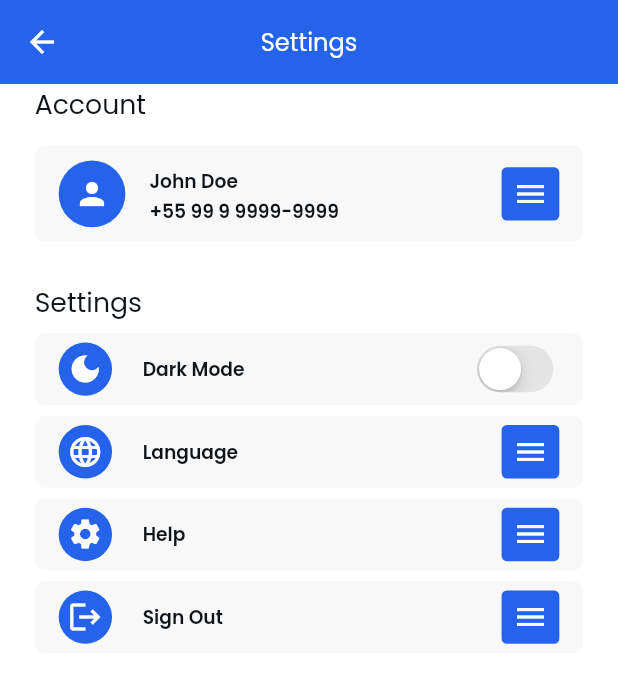
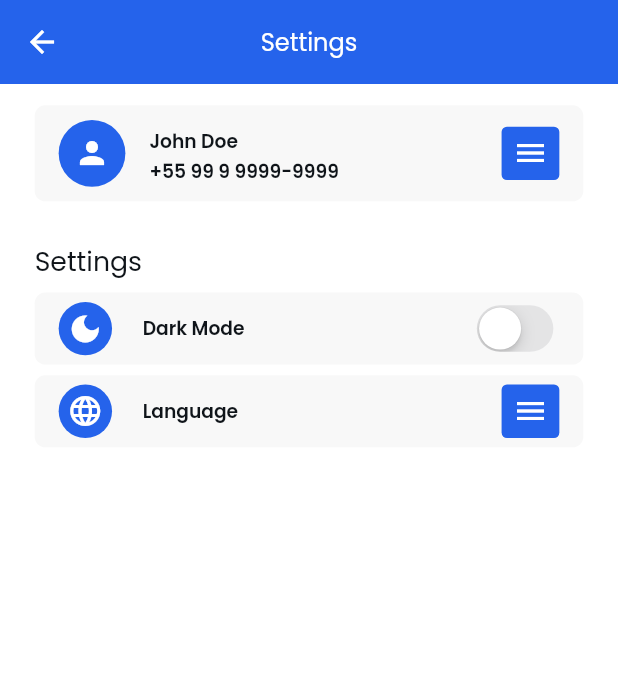
Before and after one commit to Anderson-Andre-P/chat2you-chatbot, a Flutter app: the SettingsView screen opened by its route, on a phone screen of 412 x 824 dp. Shown: the top 683 px of the screen. Run offline on Flutter 3.47's test engine with Material 2 defaults, Android fonts, the phone set to English and light mode, and no system bars; our stand-ins replace awesome_notifications, cached_network_image, dio, firebase_core, firebase_messaging, flutter_animate and 8 more; accounts and stored records are empty.

Commit message:
feat: settings screen

```diff
--- a/lib/app/modules/settings/views/settings_view.dart
+++ b/lib/app/modules/settings/views/settings_view.dart
@@ -21,13 +21,13 @@ class SettingsView extends GetView<SettingsController> {
         child: ListView(
           shrinkWrap: true,
           children: [
-            Text(
-              'Account',
-              style: theme.textTheme.displayMedium?.copyWith(
-                fontSize: 20.sp,
-                fontWeight: FontWeight.normal,
-              ),
-            ),
+            // Text(
+            //   'Account',
+            //   style: theme.textTheme.displayMedium?.copyWith(
+            //     fontSize: 20.sp,
+            //     fontWeight: FontWeight.normal,
+            //   ),
+            // ),
             16.verticalSpace,
             const SettingsItem(
               title: 'John Doe',
@@ -53,16 +53,16 @@ class SettingsView extends GetView<SettingsController> {
               title: 'Language',
               icon: Icons.language,
             ),
-            8.verticalSpace,
-            const SettingsItem(
-              title: 'Help',
-              icon: Icons.settings,
-            ),
-            8.verticalSpace,
-            const SettingsItem(
-              title: 'Sign Out',
-              icon: Icons.logout,
-            ),
+            // 8.verticalSpace,
+            // const SettingsItem(
+            //   title: 'Help',
+            //   icon: Icons.settings,
+            // ),
+            // 8.verticalSpace,
+            // const SettingsItem(
+            //   title: 'Sign Out',
+            //   icon: Icons.logout,
+            // ),
             8.verticalSpace,
           ],
         ),
--- a/lib/app/modules/settings/views/widgets/settings_item.dart
+++ b/lib/app/modules/settings/views/widgets/settings_item.dart
@@ -1,5 +1,5 @@
+import 'package:flutter/cupertino.dart';
 import 'package:flutter/material.dart';
-import 'package:flutter/cupertino.dart';
 import 'package:flutter_screenutil/flutter_screenutil.dart';
 import 'package:get/get.dart';
 
@@ -11,12 +11,12 @@ class SettingsItem extends StatelessWidget {
   final bool isAccount;
   final bool isDark;
   const SettingsItem({
-    Key? key,
+    super.key,
     required this.title,
     required this.icon,
     this.isAccount = false,
     this.isDark = false,
-  }) : super(key: key);
+  });
 
   @override
   Widget build(BuildContext context) {
```
